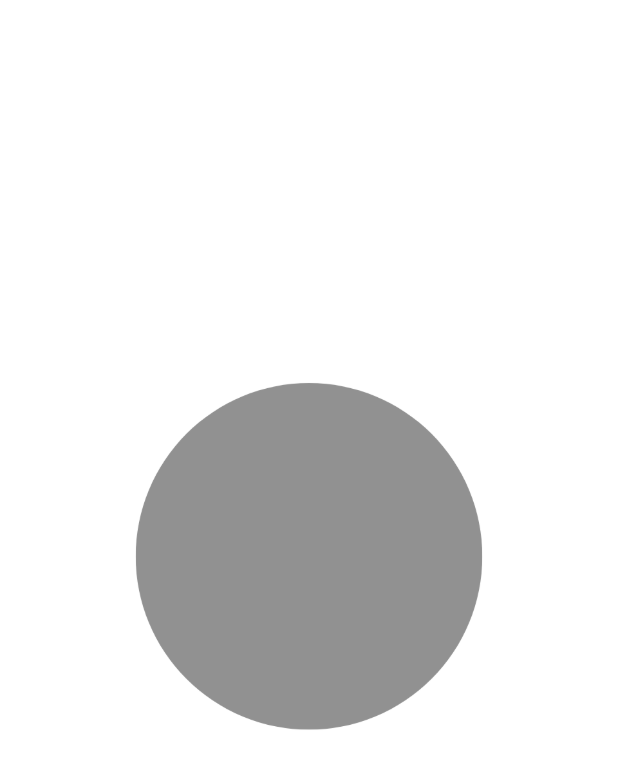
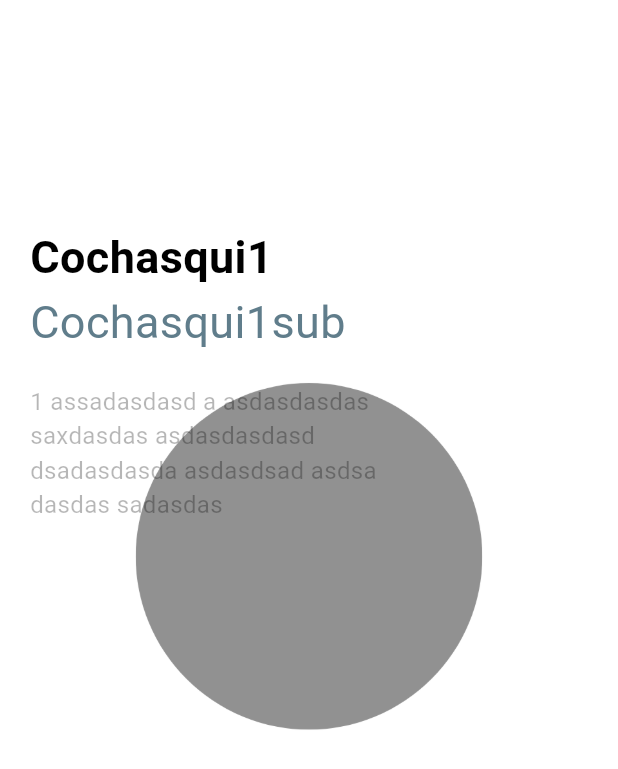
Before and after one commit to WesitosFsa/Karmadame, a Flutter app: the screen it shows after launch, on a phone screen of 412 x 824 dp. Shown: the top 769 px of the screen. Run offline on Flutter 3.47's test engine with Material 3 defaults, Android fonts, the phone set to English and light mode, and no system bars.

Commit message:
texto y widgets

```diff
--- a/cochasqui_mitad_del_mundo/lib/screens/welcome_cochasqui_screen.dart
+++ b/cochasqui_mitad_del_mundo/lib/screens/welcome_cochasqui_screen.dart
@@ -1,3 +1,5 @@
+import 'package:cochasqui_mitad_del_mundo/widgets/fonts.dart';
+import 'package:cochasqui_mitad_del_mundo/widgets/fonts_bold.dart';
 import 'package:flutter/material.dart';
 import 'package:flutter/rendering.dart';
 
@@ -9,6 +11,22 @@ class WelcomeCochasquiScreen extends StatefulWidget {
 
 class _WelcomeCochasquiScreen extends State<WelcomeCochasquiScreen> {
   //Creamos el slider de bienvenida de la pagina
+  List slidertextotitulo =[
+    "Cochasqui1",
+    "Cochasqui2",
+    "Cochasqui3",
+  ];
+  List slidertextosubtitulo =[
+    "Cochasqui1sub",
+    "Cochasqui2sub",
+    "Cochasqui3sub",
+  ];
+  List slidertexto =[
+    "1 assadasdasd a asdasdasdas saxdasdas asdasdasdasd dsadasdasda asdasdsad asdsa dasdas sadasdas",
+    "2 assadasdasd a asdasdasdas saxdasdas asdasdasdasd dsadasdasda asdasdsad asdsa dasdas sadasdas",
+    "3 assadasdasd a asdasdasdas saxdasdas asdasdasdasd dsadasdasda asdasdsad asdsa dasdas sadasdas",
+
+  ];
   List sliderimagenes =[
     "slider1.png",
     "slider2.png",
@@ -40,6 +58,29 @@ class _WelcomeCochasquiScreen extends State<WelcomeCochasquiScreen> {
               fit: BoxFit.cover
               )
           ),
+          //Texto en mi imagen
+          child:Container(
+            margin: const EdgeInsets.only(top: 150 , left: 20,right: 20),
+            // Haremos una columna que va mostrar el texto
+            child:Row(
+              children: [
+                Column(
+                  crossAxisAlignment: CrossAxisAlignment.start,
+                  children: [
+                    text_bold(text: slidertextotitulo[index]),
+                    text_simple(text: slidertextosubtitulo[index] ,color: Colors.blueGrey,size: 30),
+                    //Espacio entre el texto y el otro container
+                    SizedBox(height: 20,),
+                    Container(
+                      width: 250,
+                      child: text_simple(text: slidertexto[index]),
+
+                    )
+                  ],
+                )
+              ],
+            )
+          )
         );
       }),
     );
--- /dev/null
+++ b/cochasqui_mitad_del_mundo/lib/widgets/fonts.dart
@@ -0,0 +1,24 @@
+import 'package:flutter/material.dart';
+
+class text_simple extends StatelessWidget {
+  //Tamaño del texto
+  double size;
+  final String text;
+  final Color color;
+
+  text_simple({Key? key,
+  this.size=16,
+  required this.text,
+  this.color=const Color.fromARGB(73, 0, 0, 0)}) : super(key:key);
+
+  @override
+  Widget build(BuildContext context) {
+    return Text(
+      text,
+      style: TextStyle(
+        fontSize: size,
+        color: color,
+      ),
+    );
+  }
+}
--- /dev/null
+++ b/cochasqui_mitad_del_mundo/lib/widgets/fonts_bold.dart
@@ -0,0 +1,25 @@
+import 'package:flutter/material.dart';
+
+class text_bold extends StatelessWidget {
+  //Tamaño del texto
+  double size;
+  final String text;
+  final Color color;
+
+  text_bold({Key? key,
+  this.size=30,
+  required this.text,
+  this.color=Colors.black}) : super(key:key);
+
+  @override
+  Widget build(BuildContext context) {
+    return Text(
+      text,
+      style: TextStyle(
+        fontSize: size,
+        color: color,
+        fontWeight: FontWeight.bold
+      ),
+    );
+  }
+}
```
